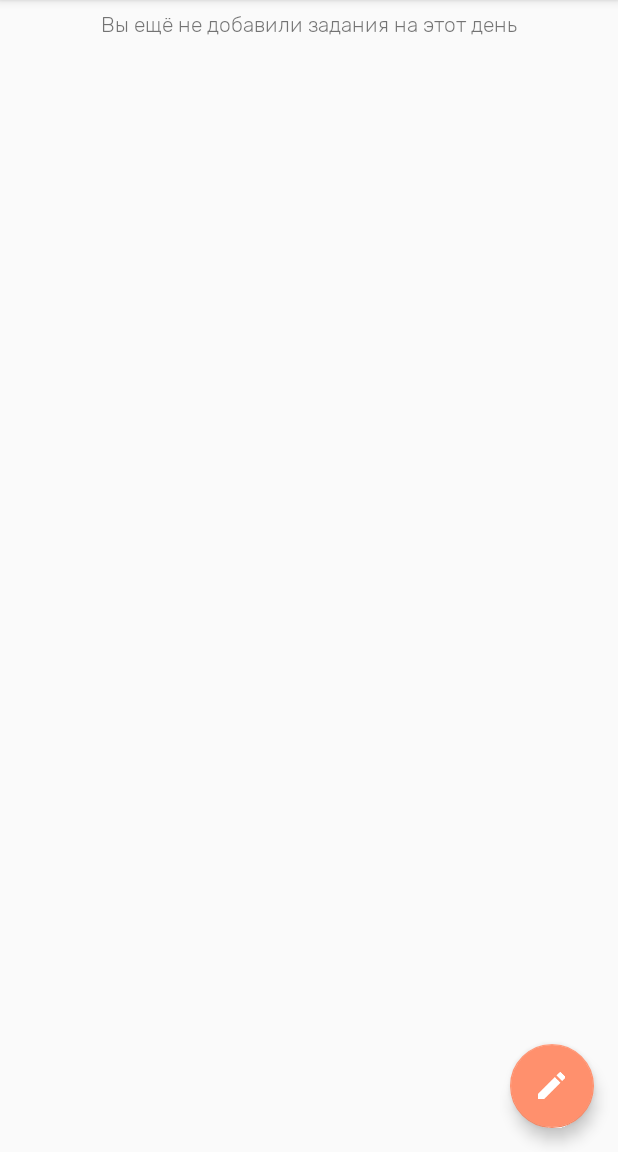
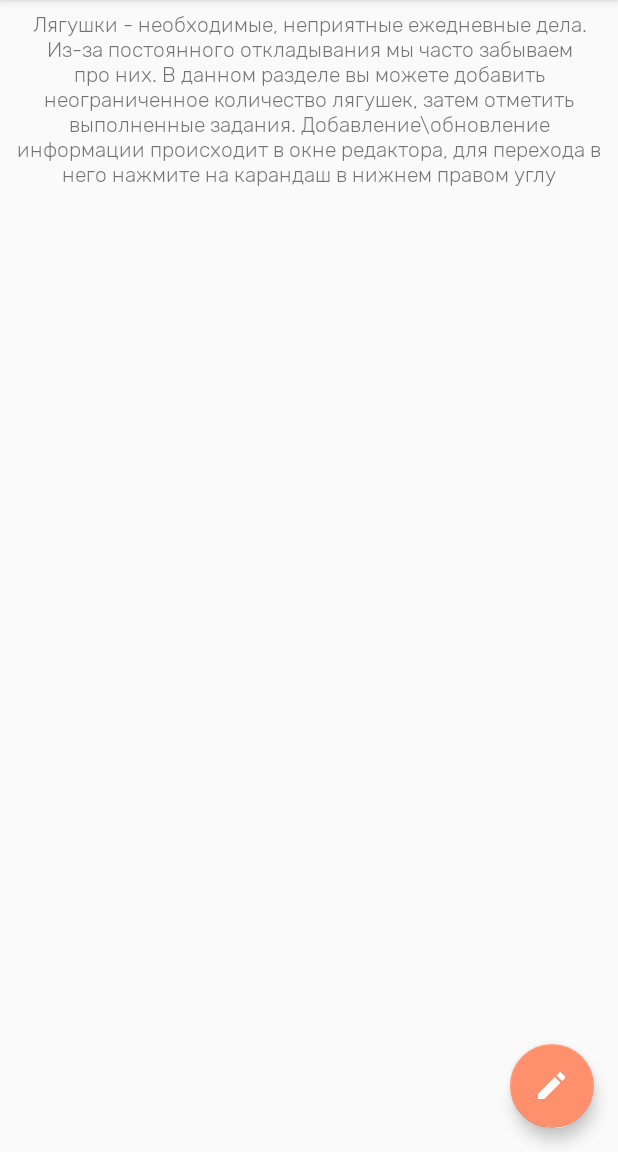
Before and after one commit to andrewkir/AndroidApp, an Android app: the MainDailySchedule screen opened directly, with no data from a screen before it, on a phone screen of 412 x 824 dp, the part 84-1236 px from its top. Run offline under Robolectric (Android 15) with nearby library versions, the light colour scheme and no system bars; Roboto replaces fonts that are not available here.

Commit message:
some fixes

```diff
--- a/Project/TimeM8/app/src/main/java/com/andrewkir/andrewforwork/timem8/ActivityFin/FinanceResult.kt
+++ b/Project/TimeM8/app/src/main/java/com/andrewkir/andrewforwork/timem8/ActivityFin/FinanceResult.kt
@@ -1,5 +1,6 @@
 package com.andrewkir.andrewforwork.timem8.ActivityFin
 
+import android.annotation.SuppressLint
 import android.content.Context
 import android.graphics.Color
 import android.os.Build
@@ -13,6 +14,7 @@ import kotlin.math.abs
 
 class FinanceResult : AppCompatActivity() {
 
+    @SuppressLint("SetTextI18n")
     override fun onCreate(savedInstanceState: Bundle?) {
         super.onCreate(savedInstanceState)
         setTheme(R.style.AppThemeWelcome)
@@ -36,7 +38,8 @@ class FinanceResult : AppCompatActivity() {
             gainStatic.text = ""
         }
         when {
-            sum<max -> resTip.text = "Так держать! Вы смогли сэкономить ${max-sum}\u20BD. В таком духе через год у вас накопится ${52*(max-sum)}\u20BD"
+            sum == max -> resTip.text = "Неплохо, вы ровно уложились в свой максимум"
+            sum < max -> resTip.text = "Так держать! Вы смогли сэкономить ${max-sum}\u20BD. Такими темпами через год у вас накопится ${52*(max-sum)}\u20BD"
             sum - max <= max*0.05 -> resTip.text = "Чуть - чуть не вышло, вы превысили установленный максимум на ${sum-max}\u20BD"
             else -> resTip.text = "К сожалению, вы превысили свой максимум расходов на эту неделю :C"
         }
--- a/Project/TimeM8/app/src/main/java/com/andrewkir/andrewforwork/timem8/ActivityWelcome.kt
+++ b/Project/TimeM8/app/src/main/java/com/andrewkir/andrewforwork/timem8/ActivityWelcome.kt
@@ -25,14 +25,13 @@ import kotlinx.android.synthetic.main.activity_welcome.*
 
 class ActivityWelcome : AppCompatActivity() {
 
-    private var viewPager: ViewPager? = null
     private var myViewPagerAdapter: MyViewPagerAdapter? = null
     private var dotsLayout: LinearLayout? = null
     private lateinit var dots: Array<TextView?>
     private var layouts: IntArray? = null
     private var btnSkip: Button? = null
     private var btnNext: Button? = null
-    private var prefManager: FirstLaungPrefs? = null
+    private var prefManager: FirstLaunchPrefs? = null
 
     private var viewPagerPageChangeListener: ViewPager.OnPageChangeListener = object : ViewPager.OnPageChangeListener {
 
@@ -58,7 +57,7 @@ class ActivityWelcome : AppCompatActivity() {
         super.onCreate(savedInstanceState)
         setTheme(R.style.AppThemeWelcome)
         // Checking for first time launch
-        prefManager = FirstLaungPrefs(this)
+        prefManager = FirstLaunchPrefs(this)
         if (!prefManager!!.isFirstTimeLaunch()) {
             launchHomeScreen()
             finish()
@@ -80,7 +79,6 @@ class ActivityWelcome : AppCompatActivity() {
 
             setContentView(R.layout.activity_welcome)
 
-            viewPager = viewPager
             dotsLayout = layoutDots
             btnSkip = findViewById<View>(R.id.btn_skip) as Button
             btnNext = findViewById<View>(R.id.btn_next) as Button
--- a/Project/TimeM8/app/src/main/java/com/andrewkir/andrewforwork/timem8/FirstLaungPrefs.kt
+++ b/Project/TimeM8/app/src/main/java/com/andrewkir/andrewforwork/timem8/FirstLaunchPrefs.kt
@@ -4,7 +4,7 @@ import android.content.Context
 import android.content.SharedPreferences
 
 
-class FirstLaungPrefs(context: Context) {
+class FirstLaunchPrefs(context: Context) {
     private var pref: SharedPreferences
     private var editor: SharedPreferences.Editor
     private var _context: Context = context
--- a/Project/TimeM8/app/src/main/java/com/andrewkir/andrewforwork/timem8/MainDailySchedule.kt
+++ b/Project/TimeM8/app/src/main/java/com/andrewkir/andrewforwork/timem8/MainDailySchedule.kt
@@ -1,5 +1,6 @@
 package com.andrewkir.andrewforwork.timem8
 
+import android.annotation.SuppressLint
 import android.app.ActivityManager
 import android.content.Context
 import android.content.Intent
@@ -31,6 +32,7 @@ class MainDailySchedule : AppCompatActivity(){
     var stat: String = ""
 
 
+    @SuppressLint("SetTextI18n")
     override fun onCreate(savedInstanceState: Bundle?) {
         super.onCreate(savedInstanceState)
         sPref = getSharedPreferences("ThemePrefs",Context.MODE_PRIVATE)
@@ -69,7 +71,9 @@ class MainDailySchedule : AppCompatActivity(){
             expandRecycler.adapter = expandAdapter(data = db.allFrogByDay(day) as ArrayList<dailyFrog>)
             hintToAddSmthDaily.text = ""
         } else {
-            hintToAddSmthDaily.text = "Вы ещё не добавили задания на этот день"
+            hintToAddSmthDaily.text = "Лягушки - необходимые, неприятные ежедневные дела. Из-за постоянного откладывания мы часто забываем про них." +
+                    " В данном разделе вы можете добавить неограниченное количество лягушек, затем отметить выполненные задания. Добавление\\обновление информации происходит в окне редактора," +
+                    " для перехода в него нажмите на карандаш в нижнем правом углу"
         }
 
         val swipeHandler = object : SwipeToDeleteAdapter(this) {
@@ -104,6 +108,7 @@ class MainDailySchedule : AppCompatActivity(){
     }
 
 
+    @SuppressLint("SetTextI18n")
     override fun onResume() {
         super.onResume()
         if (Build.VERSION.SDK_INT >= Build.VERSION_CODES.LOLLIPOP) {
@@ -117,7 +122,9 @@ class MainDailySchedule : AppCompatActivity(){
             hintToAddSmthDaily.text = ""
             expandRecycler.adapter = expandAdapter(db.allFrogByDay(day) as ArrayList<dailyFrog>)
         } else {
-            hintToAddSmthDaily.text = "Вы ещё не добавили задания на этот день"
+            hintToAddSmthDaily.text = "Лягушки - необходимые, неприятные ежедневные дела. Из-за постоянного откладывания мы часто забываем про них." +
+                    " В данном разделе вы можете добавить неограниченное количество лягушек, затем отметить выполненные задания. Добавление\\обновление информации происходит в окне редактора," +
+                    " для перехода в него нажмите на карандаш в нижнем правом углу"
         }
         showHideWhenScroll()
     }
--- a/Project/TimeM8/app/src/main/java/com/andrewkir/andrewforwork/timem8/MainSchedule.kt
+++ b/Project/TimeM8/app/src/main/java/com/andrewkir/andrewforwork/timem8/MainSchedule.kt
@@ -10,7 +10,11 @@ import com.andrewkir.andrewforwork.timem8.R
 
 
 class MainSchedule : AppCompatActivity() {
-    // Решил пока оставить, будет с чем сравнить в конце)
+
+    ////////////////////////////////////////////////////////////////////////////
+    /// Решил пока оставить свою первую версию, будет с чем сравнить в конце)///
+    ////////////////////////////////////////////////////////////////////////////
+
     var cnt = 0
     var flag = 0
     var flag2 = 0
--- a/Project/TimeM8/app/src/main/java/com/andrewkir/andrewforwork/timem8/MainScheduleEdit/MainScheduleEditable.kt
+++ b/Project/TimeM8/app/src/main/java/com/andrewkir/andrewforwork/timem8/MainScheduleEdit/MainScheduleEditable.kt
@@ -82,7 +82,6 @@ class MainScheduleEditable : AppCompatActivity() {
                 day = calendar.get(Calendar.DAY_OF_WEEK)
                 supportActionBar?.title = getMonth()
                 applyDay()
-                println(calendar.get(Calendar.YEAR))
             }
         })
     }
@@ -121,7 +120,6 @@ class MainScheduleEditable : AppCompatActivity() {
             10 ->return  "Ноябрь"
             11 ->return  "Декабрь"
         }
-        println(calendar.get(Calendar.YEAR))
         return ""
     }
 
--- a/Project/TimeM8/app/src/main/java/com/andrewkir/andrewforwork/timem8/MainScheduleEdit/PagerAdapter.kt
+++ b/Project/TimeM8/app/src/main/java/com/andrewkir/andrewforwork/timem8/MainScheduleEdit/PagerAdapter.kt
@@ -14,12 +14,10 @@ class PagerAdapter(fragmentManager: FragmentManager, var day:Int) :
     override fun getItem(position: Int): Fragment {
         val bundle = Bundle()
         val fragment = MainScheduleFragment.newInstance()
-
         val calendar = Calendar.getInstance()
         calendar.set(Calendar.YEAR,2018)
         calendar.set(Calendar.MONTH,0)
         calendar.set(Calendar.DAY_OF_YEAR,0)
-
         calendar.add(Calendar.DATE,position)
 
         val tmp = calendar.get(Calendar.DAY_OF_WEEK)
--- a/Project/TimeM8/app/src/main/java/com/andrewkir/andrewforwork/timem8/Services/WaveHelper.kt
+++ b/Project/TimeM8/app/src/main/java/com/andrewkir/andrewforwork/timem8/Services/WaveHelper.kt
@@ -41,7 +41,7 @@ class WaveHelper(private val mWaveView: WaveView) {
         // water level increases from 0 to center of WaveView
         val waterLevelAnim = ObjectAnimator.ofFloat(
                 mWaveView, "waterLevelRatio", 0f, level)
-        waterLevelAnim.duration = 8000
+        waterLevelAnim.duration = 6000
         waterLevelAnim.interpolator = DecelerateInterpolator()
         animators.add(waterLevelAnim)
 
@@ -62,7 +62,6 @@ class WaveHelper(private val mWaveView: WaveView) {
 
     fun cancel() {
         if (mAnimatorSet != null) {
-            //            mAnimatorSet.cancel();
             mAnimatorSet!!.end()
         }
     }
--- a/Project/TimeM8/app/src/main/java/com/andrewkir/andrewforwork/timem8/SettingsActivity.kt
+++ b/Project/TimeM8/app/src/main/java/com/andrewkir/andrewforwork/timem8/SettingsActivity.kt
@@ -103,6 +103,7 @@ class SettingsActivity : AppCompatActivity() {
                             )
                         }
                         db.deleteAllData()
+                        DBdetailinfo(this).deleteAllData()
                         Toast.makeText(this,"Основное расписание удалено",Toast.LENGTH_SHORT).show()
                     }
                     .setNegativeButton("Отмена") { _, _ ->
@@ -254,7 +255,7 @@ class SettingsActivity : AppCompatActivity() {
                                         if (success) {
                                             Toast.makeText(this, "Успешно, вы можете импортировать расписание по этому имени: $scheduleName", Toast.LENGTH_LONG).show()
                                         } else {
-                                            Toast.makeText(this, "Неправильное уникальное имя или отсутсвует подключение к интернету, расписание скопировано в виде текста в буфер обмена", Toast.LENGTH_LONG).show()
+                                            Toast.makeText(this, "Неправильное уникальное имя или отсутствует подключение к интернету, расписание скопировано в виде текста в буфер обмена", Toast.LENGTH_LONG).show()
                                             setClipboard(this, json)
                                         }
                                     }
@@ -299,7 +300,7 @@ class SettingsActivity : AppCompatActivity() {
                                                 errorMsg()
                                             }
                                         } else {
-                                            Toast.makeText(this, "Неправильное уникальное имя или отсутсвует подключение к интернету, попытка обработать введённый текст", Toast.LENGTH_LONG).show()
+                                            Toast.makeText(this, "Неправильное уникальное имя или отсутствует подключение к интернету, попытка обработать введённый текст", Toast.LENGTH_LONG).show()
                                             try {
                                                 applyData(text)
                                             } catch (e:Exception) {
--- a/Project/TimeM8/app/src/main/res/layout/activity_main_daily_schedule.xml
+++ b/Project/TimeM8/app/src/main/res/layout/activity_main_daily_schedule.xml
@@ -13,15 +13,17 @@
 
     <TextView
         android:id="@+id/hintToAddSmthDaily"
-        android:layout_width="wrap_content"
+        android:layout_width="0dp"
         android:layout_height="wrap_content"
         android:layout_marginStart="8dp"
         android:layout_marginTop="8dp"
         android:layout_marginEnd="8dp"
         android:fontFamily="@font/rubik_light"
+        android:textAlignment="center"
         app:layout_constraintEnd_toEndOf="parent"
         app:layout_constraintStart_toStartOf="parent"
-        app:layout_constraintTop_toTopOf="parent" />
+        app:layout_constraintTop_toTopOf="parent"
+        tools:text="Lorem ipsum dolor sit amet, consectetur adipiscing elit, sed do eiusmod tempor incididunt ut labore et dolore magna aliqua. Ut enim ad minim veniam, quis nostrud exercitation ullamco laboris nisi ut aliquip ex ea commodo consequat. Duis aute irure dolor in reprehenderit in voluptate velit esse cillum dolore eu fugiat nulla pariatur. Excepteur sint occaecat cupidatat non proident, sunt in culpa qui officia deserunt mollit anim id est laborum." />
 
     <android.support.design.widget.FloatingActionButton
         android:id="@+id/fabDaily"
```
Also changed, not shown: Project/TimeM8/app/src/main/java/com/andrewkir/andrewforwork/timem8/ActivityFin/FinancialActivity.kt (+8 -8 lines).
